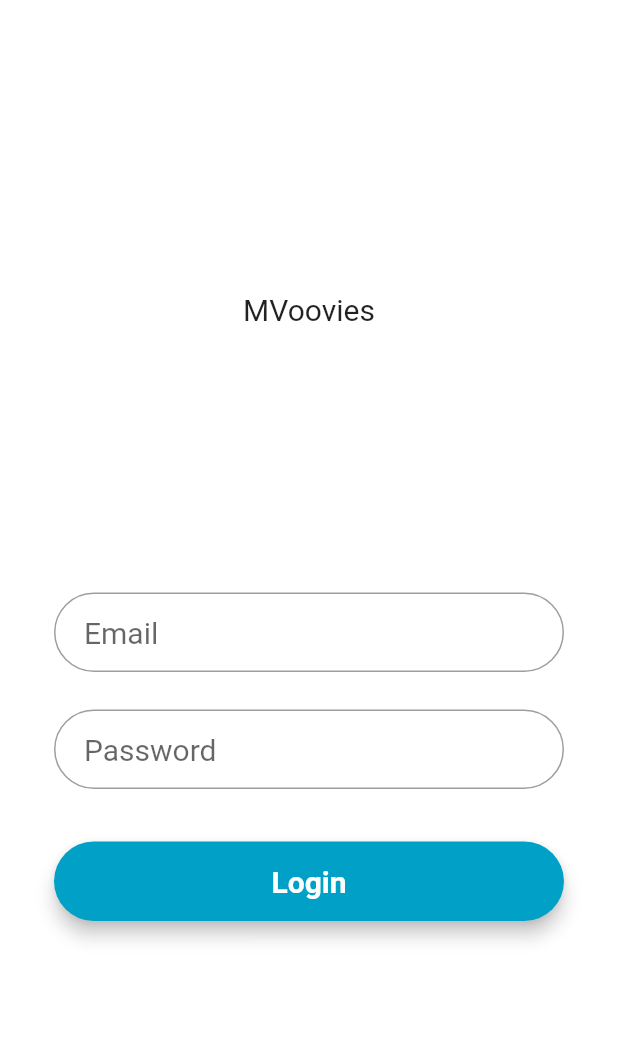
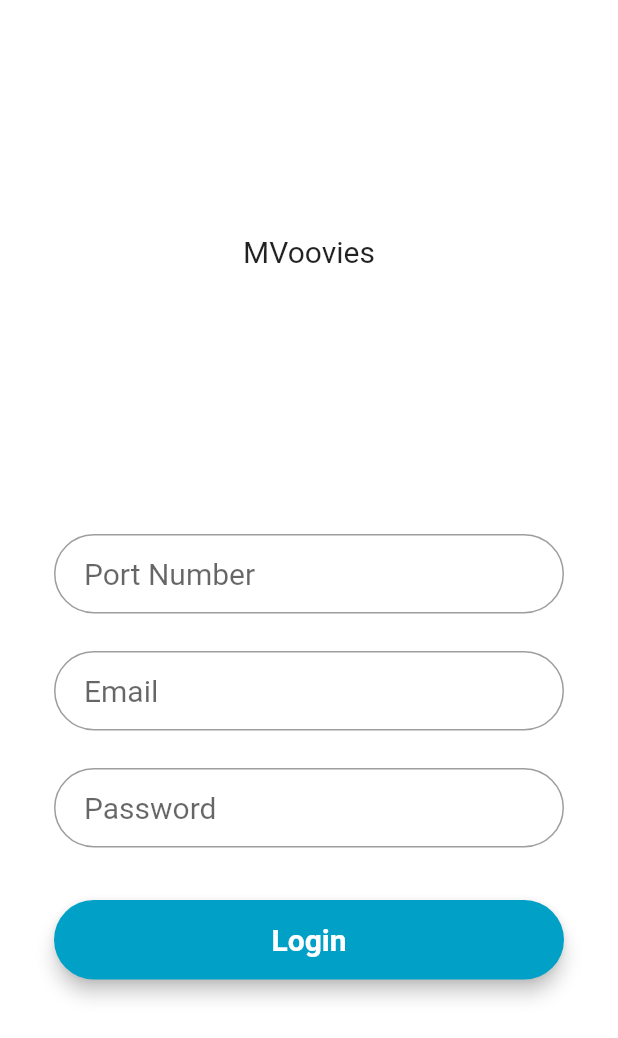
Before and after one commit to Chimer2017/xdemo_flutter, a Flutter app: the screen it shows after launch, on a phone screen of 412 x 824 dp. Shown: the top 1038 px of the screen. Run offline on Flutter 3.47's test engine with Material 2 defaults, Android fonts, the phone set to English and light mode, and no system bars; Roboto replaces fonts that are missing (Montserrat).

Commit message:
Added dynamic port config

```diff
--- a/lib/futures/futures.dart
+++ b/lib/futures/futures.dart
@@ -1,5 +1,7 @@
 import 'dart:convert';
 import '../widgets/Movie.dart';
+import '../globals.dart' as globals;
+
 
 import 'package:http/http.dart' as http;
 import 'package:xdemo_mobile_example/widgets/Collection.dart';
@@ -10,7 +12,7 @@ Future<Collection> fetchCollection() async {
   String basicAuth =
       'Basic ' + base64Encode(utf8.encode('$username:$password'));
   final response = await http.get(
-      'http://den-vm-eng142.rocketsoftware.com:7171/Xdemo/Products?max=100',
+      'http://den-vm-eng142.rocketsoftware.com:' + globals.port.toString() + '/Xdemo/Products?max=100',
       headers: {'authorization': basicAuth});
   if (response.statusCode == 200) {
     // If the call to the server was successful, parse the JSON.
@@ -29,9 +31,9 @@ Future<Collection> fetchFilteredCollection(String query) async {
   String basicAuth =
       'Basic ' + base64Encode(utf8.encode('$username:$password'));
   final response = await http.get(
-      'http://den-vm-eng142.rocketsoftware.com:7171/Xdemo/Products?select=' + query,
+      'http://den-vm-eng142.rocketsoftware.com:' + globals.port.toString() + '/Xdemo/Products?select=' + query,
       headers: {'authorization': basicAuth});
-  print('http://den-vm-eng142.rocketsoftware.com:7171/Xdemo/Products?select=' + query);
+  print('http://den-vm-eng142.rocketsoftware.com:' + globals.port.toString() + '/Xdemo/Products?select=' + query);
   if (response.statusCode == 200) {
     // If the call to the server was successful, parse the JSON.
     return Collection.fromJSON(json.decode(response.body));
--- /dev/null
+++ b/lib/globals.dart
@@ -0,0 +1,4 @@
+library my_prj.globals;
+
+bool isLoggedIn = true;
+int port;
--- a/lib/helper.dart
+++ b/lib/helper.dart
@@ -6,7 +6,7 @@ class Helper {
     if (filter.contains('rating')) rating = null;
     if (filter.contains('genre')) genre = null;
     if (filter.contains('studio')) studio = null;
-    if (filter.contains('year')) year = null;
+    if (filter.contains('theaterdate')) year = null;
   }
 
   static createCurrentFilterList() {
--- a/lib/main.dart
+++ b/lib/main.dart
@@ -1,5 +1,6 @@
 import 'package:flutter/material.dart';
 import 'dash.dart';
+import 'globals.dart' as globals;
 
 void main() => runApp(MyApp());
 
@@ -30,8 +31,10 @@ class _MyHomePageState extends State<MyHomePage> {
   TextStyle style = TextStyle(fontFamily: 'Montserrat',fontSize:20.0);
   final myControllerEmail = TextEditingController();
   final myControllerPassword = TextEditingController();
+  final myControllerPort = TextEditingController();
   String email;
   String password;
+  String port;
 
   @override
   void dispose() {
@@ -90,6 +93,15 @@ class _MyHomePageState extends State<MyHomePage> {
               border:
                   OutlineInputBorder(borderRadius: BorderRadius.circular(32.0))),
         );
+        final portField = TextField(
+          style: style,
+          controller: myControllerPort,
+          decoration: InputDecoration(
+              contentPadding: EdgeInsets.fromLTRB(20.0, 15.0, 20.0, 15.0),
+              hintText: "Port Number",
+              border:
+                  OutlineInputBorder(borderRadius: BorderRadius.circular(32.0))),
+        );
         final loginButon = Material(
           elevation: 5.0,
           borderRadius: BorderRadius.circular(30.0),
@@ -100,6 +112,10 @@ class _MyHomePageState extends State<MyHomePage> {
             onPressed: () {
               this.email = myControllerEmail.text;
               this.password = myControllerPassword.text;
+              this.port = myControllerPort.text;
+              globals.port = int.tryParse(this.port);
+              print("Port: " + globals.port.toString());
+
 
               if (isAdmin()) {
 
@@ -144,6 +160,8 @@ class _MyHomePageState extends State<MyHomePage> {
                       ),
                     ),
                     SizedBox(height: 45.0),
+                    portField,
+                    SizedBox(height: 25.0),
                     emailField,
                     SizedBox(height: 25.0),
                     passwordField,
```
Also changed, not shown: lib/Info.dart (+0 -28 lines), lib/dash.dart (+47 -12 lines), lib/widgets/filterBarTile.dart (+3 -17 lines), 2 other files.
